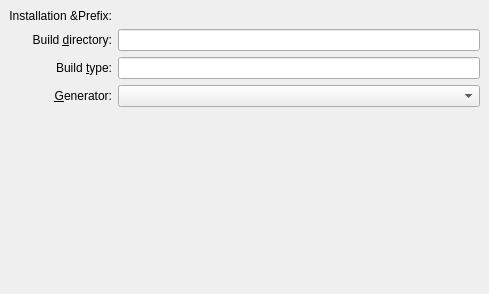
KDE/kdevelop, file buildtools/managers/cmake/cmakebuildsettings.ui: the form before one commit.
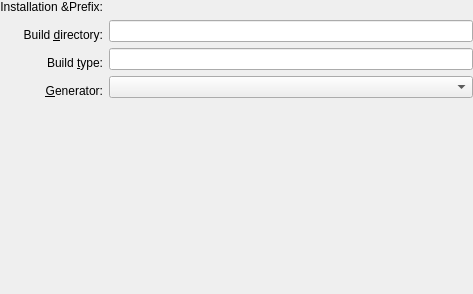
The form after the commit. Custom widgets are drawn as their Qt base class.

Commit message: Correct spacing around CMake settings widget.

```diff
--- a/buildtools/managers/cmake/cmakebuildsettings.ui
+++ b/buildtools/managers/cmake/cmakebuildsettings.ui
@@ -13,10 +13,22 @@
    <string/>
   </property>
   <layout class="QGridLayout" >
-   <property name="margin" >
-    <number>9</number>
+   <property name="leftMargin" >
+    <number>0</number>
    </property>
-   <property name="spacing" >
+   <property name="topMargin" >
+    <number>0</number>
+   </property>
+   <property name="rightMargin" >
+    <number>0</number>
+   </property>
+   <property name="bottomMargin" >
+    <number>0</number>
+   </property>
+   <property name="horizontalSpacing" >
+    <number>6</number>
+   </property>
+   <property name="verticalSpacing" >
     <number>6</number>
    </property>
    <item row="2" column="0" >
@@ -25,7 +37,7 @@
       <string>Build &amp;type:</string>
      </property>
      <property name="alignment" >
-      <set>Qt::AlignRight|Qt::AlignTrailing|Qt::AlignVCenter</set>
+      <set>Qt::AlignCenter|Qt::AlignHorizontal_Mask|Qt::AlignRight|Qt::AlignTrailing|Qt::AlignVCenter|Qt::AlignVertical_Mask</set>
      </property>
      <property name="buddy" >
       <cstring>kcfg_buildType</cstring>
@@ -38,7 +50,7 @@
       <string>Installation &amp;Prefix:</string>
      </property>
      <property name="alignment" >
-      <set>Qt::AlignRight|Qt::AlignTrailing|Qt::AlignVCenter</set>
+      <set>Qt::AlignCenter|Qt::AlignHorizontal_Mask|Qt::AlignRight|Qt::AlignTrailing|Qt::AlignVCenter|Qt::AlignVertical_Mask</set>
      </property>
     </widget>
    </item>
@@ -48,7 +60,7 @@
       <string>&amp;Generator:</string>
      </property>
      <property name="alignment" >
-      <set>Qt::AlignRight|Qt::AlignTrailing|Qt::AlignVCenter</set>
+      <set>Qt::AlignCenter|Qt::AlignHorizontal_Mask|Qt::AlignRight|Qt::AlignTrailing|Qt::AlignVCenter|Qt::AlignVertical_Mask</set>
      </property>
      <property name="buddy" >
       <cstring>kcfg_buildType</cstring>
@@ -80,7 +92,7 @@
       <string>Build &amp;directory:</string>
      </property>
      <property name="alignment" >
-      <set>Qt::AlignRight|Qt::AlignTrailing|Qt::AlignVCenter</set>
+      <set>Qt::AlignCenter|Qt::AlignHorizontal_Mask|Qt::AlignRight|Qt::AlignTrailing|Qt::AlignVCenter|Qt::AlignVertical_Mask</set>
      </property>
      <property name="buddy" >
       <cstring>kcfg_buildFolder</cstring>
```
Left out of the diff: 1 changed line with no effect on the pictures.
